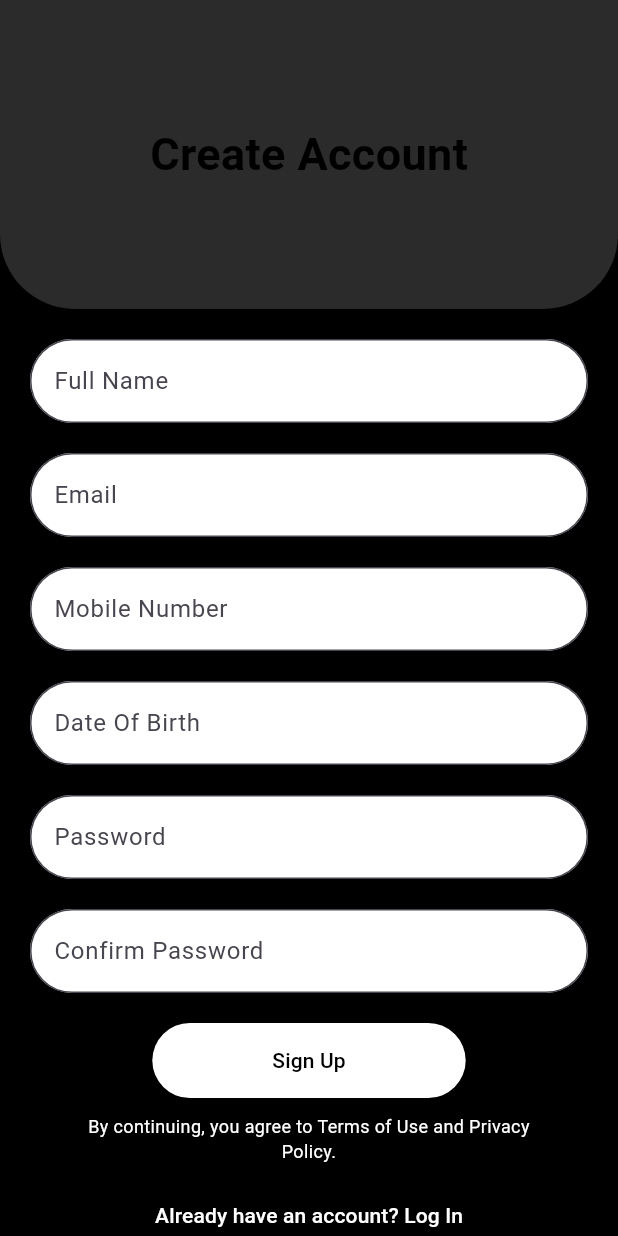
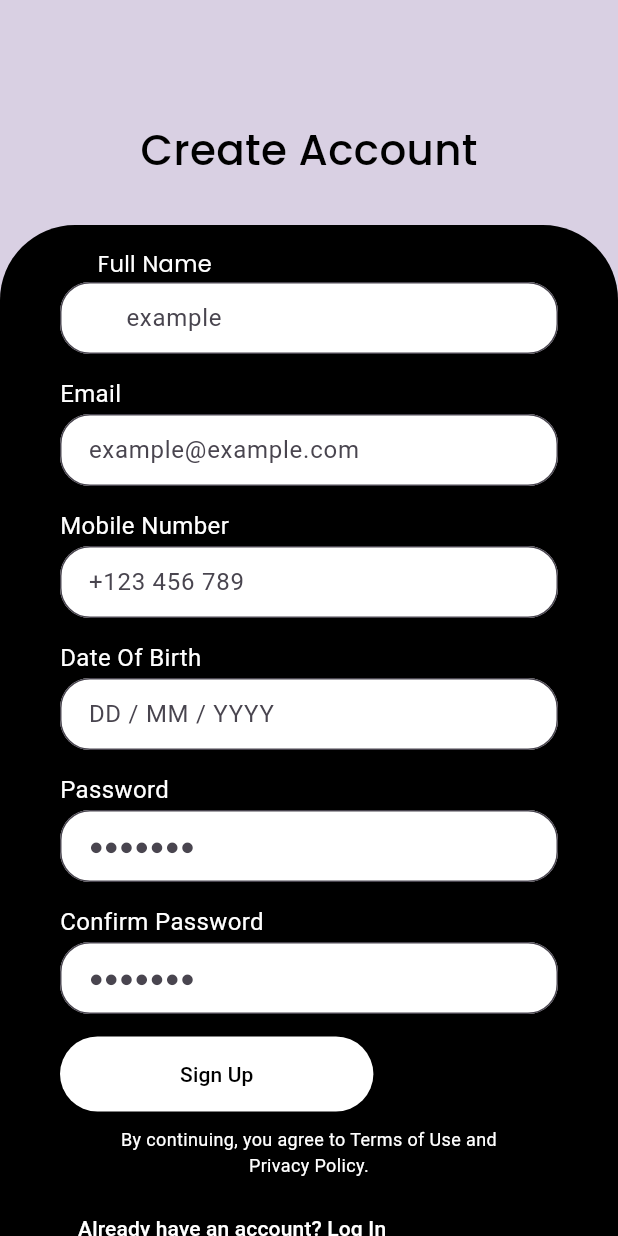
Before and after one commit to GalaGatherings/GGServer, a Flutter app: the SignUpScreen screen opened directly, on a phone screen of 412 x 824 dp. Run offline on Flutter 3.47's test engine with Material 3 defaults, Android fonts, the phone set to English and light mode, and no system bars; our stand-ins replace video_player.

Commit message:
update sign up screen

```diff
--- a/lib/screens/login_screen.dart
+++ b/lib/screens/login_screen.dart
@@ -1,4 +1,5 @@
 import 'package:flutter/material.dart';
+import 'package:gala_gatherings/screens/signup_screen.dart';
 
 class LoginScreen extends StatelessWidget {
   @override
@@ -98,7 +99,9 @@ class LoginScreen extends StatelessWidget {
               ),
             ),
             ElevatedButton(
-              onPressed: () {},
+              onPressed: () { Navigator.of(context).pushReplacement(
+      MaterialPageRoute(builder: (context) => SignUpScreen()),
+    );},
               style: ElevatedButton.styleFrom(
                 foregroundColor: Colors.black,
                 backgroundColor: Colors.white,
--- a/lib/screens/signup_screen.dart
+++ b/lib/screens/signup_screen.dart
@@ -4,115 +4,189 @@ class SignUpScreen extends StatelessWidget {
   @override
   Widget build(BuildContext context) {
     return Scaffold(
-      backgroundColor: Colors.black,
+      backgroundColor:
+          Color(0xffD9D0E3), // Background color of the main container
       body: SingleChildScrollView(
         child: Column(
+          mainAxisAlignment: MainAxisAlignment.start,
+          crossAxisAlignment: CrossAxisAlignment.start,
           children: [
+            SizedBox(
+              height: 80,
+            ),
             Container(
-              height: MediaQuery.of(context).size.height * 0.25,
-              decoration: BoxDecoration(
-                color: Color(0xffD9D9D9).withOpacity(0.2),
-                borderRadius: BorderRadius.vertical(
-                  bottom: Radius.circular(50),
-                ),
-              ),
               child: Center(
                 child: Text(
                   'Create Account',
                   style: TextStyle(
-                    fontSize: 30,
-                    fontWeight: FontWeight.bold,
+                      fontStyle: FontStyle.normal,
+                      fontSize: 28,
+                      fontWeight: FontWeight.w500,
                       color: Colors.black,
+                      fontFamily: "Poppins"),
                 ),
               ),
             ),
+            SizedBox(
+              height: 30,
             ),
+            Container(
+              height: MediaQuery.of(context).size.height - 100,
+              decoration: BoxDecoration(
+                color: Colors.black,
+                borderRadius: BorderRadius.only(
+                  topLeft: Radius.circular(50),
+                  topRight: Radius.circular(50),
+                ),
+              ),
+              child: Padding(
+                padding: const EdgeInsets.symmetric(horizontal: 40.0),
+                child: Column(
+                  crossAxisAlignment:
+                      CrossAxisAlignment.start, // Align labels to the start
+                  children: [
+                    SizedBox(height: 15),
                     Padding(
-              padding: const EdgeInsets.symmetric(horizontal: 20.0),
-              child: Column(
-                children: [
-                  SizedBox(height: 20),
+                      padding: const EdgeInsets.only(left: 25.0),
+                      child: Text(
+                        "Full Name",
+                        style: TextStyle(
+                          fontFamily: "Poppins",
+                          color: Colors.white,
+                          fontSize: 15,
+                        ),
+                      ),
+                    ),
+                    SizedBox(height: 2),
+                    TextField(
+                      decoration: InputDecoration(
+                        filled: true,
+                        fillColor: Colors.white,
+                        hintText: 'example',
+                        border: OutlineInputBorder(
+                          borderRadius: BorderRadius.circular(20),
+                        ),
+                        contentPadding: EdgeInsets.only(left: 40.0),
+                      ),
+                    ),
+                    SizedBox(height: 15),
+                    Text(
+                      "Email",
+                      style: TextStyle(
+                        color: Colors.white,
+                        fontSize: 16,
+                      ),
+                    ),
+                    SizedBox(height: 2),
                     TextField(
                       decoration: InputDecoration(
                         filled: true,
                         fillColor: Colors.white,
                         hintText: 'example@example.com',
-                      labelText: 'Full Name',
                         border: OutlineInputBorder(
-                        borderRadius: BorderRadius.circular(30),
+                          borderRadius: BorderRadius.circular(20),
+                        ),
+                        contentPadding: EdgeInsets.symmetric(
+                            vertical: 10.0, horizontal: 15.0),
                       ),
                     ),
-                  ),
-                  SizedBox(height: 20),
-                  TextField(
-                    decoration: InputDecoration(
-                      filled: true,
-                      fillColor: Colors.white,
-                      hintText: 'example@example.com',
-                      labelText: 'Email',
-                      border: OutlineInputBorder(
-                        borderRadius: BorderRadius.circular(30),
+                    SizedBox(height: 15),
+                    Text(
+                      "Mobile Number",
+                      style: TextStyle(
+                        color: Colors.white,
+                        fontSize: 16,
                       ),
                     ),
-                  ),
-                  SizedBox(height: 20),
+                    SizedBox(height: 2),
                     TextField(
                       decoration: InputDecoration(
                         filled: true,
                         fillColor: Colors.white,
                         hintText: '+123 456 789',
-                      labelText: 'Mobile Number',
                         border: OutlineInputBorder(
-                        borderRadius: BorderRadius.circular(30),
+                          borderRadius: BorderRadius.circular(20),
+                        ),
+                        contentPadding: EdgeInsets.symmetric(
+                            vertical: 10.0, horizontal: 15.0),
                       ),
                     ),
+                    SizedBox(height: 15),
+                    Text(
+                      "Date Of Birth",
+                      style: TextStyle(
+                        color: Colors.white,
+                        fontSize: 16,
                       ),
-                  SizedBox(height: 20),
+                    ),
+                    SizedBox(height: 2),
                     TextField(
                       decoration: InputDecoration(
                         filled: true,
                         fillColor: Colors.white,
                         hintText: 'DD / MM / YYYY',
-                      labelText: 'Date Of Birth',
                         border: OutlineInputBorder(
-                        borderRadius: BorderRadius.circular(30),
+                          borderRadius: BorderRadius.circular(20),
+                        ),
+                        contentPadding: EdgeInsets.symmetric(
+                            vertical: 10.0, horizontal: 15.0),
                       ),
                     ),
+                    SizedBox(height: 15),
+                    Text(
+                      "Password",
+                      style: TextStyle(
+                        color: Colors.white,
+                        fontSize: 16,
                       ),
-                  SizedBox(height: 20),
+                    ),
+                    SizedBox(height: 2),
                     TextField(
                       obscureText: true,
                       decoration: InputDecoration(
                         filled: true,
                         fillColor: Colors.white,
                         hintText: '●●●●●●●',
-                      labelText: 'Password',
                         border: OutlineInputBorder(
-                        borderRadius: BorderRadius.circular(30),
+                          borderRadius: BorderRadius.circular(20),
+                        ),
+                        contentPadding: EdgeInsets.symmetric(
+                            vertical: 10.0, horizontal: 15.0),
                       ),
                     ),
+                    SizedBox(height: 15),
+                    Text(
+                      "Confirm Password",
+                      style: TextStyle(
+                        color: Colors.white,
+                        fontSize: 16,
                       ),
-                  SizedBox(height: 20),
+                    ),
+                    SizedBox(height: 2),
                     TextField(
                       obscureText: true,
                       decoration: InputDecoration(
                         filled: true,
                         fillColor: Colors.white,
                         hintText: '●●●●●●●',
-                      labelText: 'Confirm Password',
                         border: OutlineInputBorder(
-                        borderRadius: BorderRadius.circular(30),
+                          borderRadius: BorderRadius.circular(20),
+                        ),
+                        contentPadding: EdgeInsets.symmetric(
+                            vertical: 10.0, horizontal: 15.0),
                       ),
                     ),
-                  ),
-                  SizedBox(height: 20),
+                    SizedBox(height: 15),
                     ElevatedButton(
                       onPressed: () {},
                       style: ElevatedButton.styleFrom(
-                      foregroundColor: Colors.black, backgroundColor: Colors.white, shape: RoundedRectangleBorder(
+                        foregroundColor: Colors.black,
+                        backgroundColor: Colors.white,
+                        shape: RoundedRectangleBorder(
                           borderRadius: BorderRadius.circular(30),
                         ),
-                      padding: EdgeInsets.symmetric(horizontal: 80, vertical: 15),
+                        padding:
+                            EdgeInsets.symmetric(horizontal: 80, vertical: 15),
                       ),
                       child: Text('Sign Up'),
                     ),
@@ -136,6 +210,8 @@ class SignUpScreen extends StatelessWidget {
                   ],
                 ),
               ),
+            ),
+
           ],
         ),
       ),
```
Lines whose indentation alone changed are shown as unchanged.
